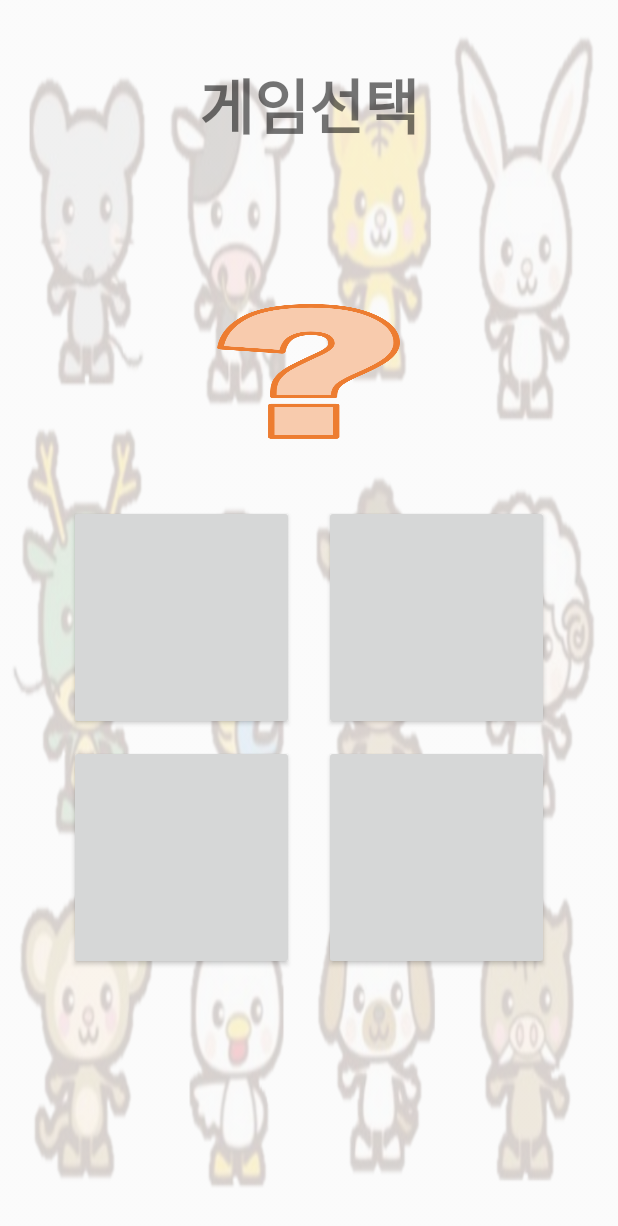
After one commit to lbd0/2022_SoftwareExhibition, an Android app: the layout gamechoice.xml on its own in the app's theme, with its tools: preview values and no code run, on a phone screen of 412 x 824 dp. The commit adds this screen. Shown: the top 1226 px of the screen. Run offline under Robolectric (Android 15) with nearby library versions, the phone set to English and light mode, and no system bars.

Commit message:
게임선택창 ui

```diff
--- /dev/null
+++ b/MiniGameParadise/app/src/main/res/layout/gamechoice.xml
@@ -0,0 +1,117 @@
+<?xml version="1.0" encoding="utf-8"?>
+<FrameLayout xmlns:android="http://schemas.android.com/apk/res/android"
+    android:layout_width="match_parent"
+    android:layout_height="match_parent"
+    android:background="@drawable/ani_all2"
+    >
+
+
+
+
+    <LinearLayout
+        android:layout_width="match_parent"
+        android:layout_height="wrap_content"
+        android:gravity="center"
+        android:layout_marginTop="40dp"
+
+        >
+
+        <TextView
+            android:layout_width="wrap_content"
+            android:layout_height="wrap_content"
+            android:text="게임선택"
+            android:textStyle="bold"
+            android:textSize="40dp"
+            ></TextView>
+
+    </LinearLayout>
+
+
+
+
+
+    <LinearLayout
+        android:layout_width="match_parent"
+        android:layout_height="wrap_content"
+        android:layout_gravity="center"
+        android:gravity="center"
+        android:orientation="vertical"
+
+        >
+
+
+        <LinearLayout
+            android:layout_width="wrap_content"
+            android:layout_height="wrap_content"
+
+            >
+
+
+            <Button
+                android:layout_width="150dp"
+                android:layout_height="150dp"
+                android:layout_marginBottom="10dp"
+                android:background="@drawable/img_random_game"
+
+
+                ></Button>
+
+        </LinearLayout>
+
+
+        <LinearLayout
+            android:layout_width="wrap_content"
+            android:layout_height="wrap_content"
+            android:orientation="horizontal"
+
+            >
+
+
+            <Button
+                android:layout_width="150dp"
+                android:layout_height="150dp"
+                android:layout_marginRight="20dp"
+
+
+                ></Button>
+
+            <Button
+                android:layout_width="150dp"
+                android:layout_height="150dp"
+                android:layout_marginBottom="10dp"
+
+                ></Button>
+
+
+        </LinearLayout>
+
+
+        <LinearLayout
+            android:layout_width="wrap_content"
+            android:layout_height="wrap_content"
+            android:orientation="horizontal"
+
+            >
+
+            <Button
+                android:layout_width="150dp"
+                android:layout_height="150dp"
+                android:layout_marginRight="20dp"
+
+
+                ></Button>
+
+            <Button
+                android:layout_width="150dp"
+                android:layout_height="150dp"
+
+                ></Button>
+
+
+        </LinearLayout>
+
+
+    </LinearLayout>
+
+
+</FrameLayout>
--- a/MiniGameParadise/app/src/main/res/values/themes.xml
+++ b/MiniGameParadise/app/src/main/res/values/themes.xml
@@ -1,6 +1,6 @@
 <resources xmlns:tools="http://schemas.android.com/tools">
     <!-- Base application theme. -->
-    <style name="Theme.MiniGameParadise" parent="Theme.MaterialComponents.DayNight.DarkActionBar">
+    <style name="Theme.MiniGameParadise" parent="Theme.AppCompat.DayNight.DarkActionBar">
         <!-- Primary brand color. -->
         <item name="colorPrimary">@color/purple_500</item>
         <item name="colorPrimaryVariant">@color/purple_700</item>
```
Also changed, not shown: MiniGameParadise/app/src/main/res/drawable/ani_all2.png (added), MiniGameParadise/app/src/main/res/drawable/img_random_game.png (added).
